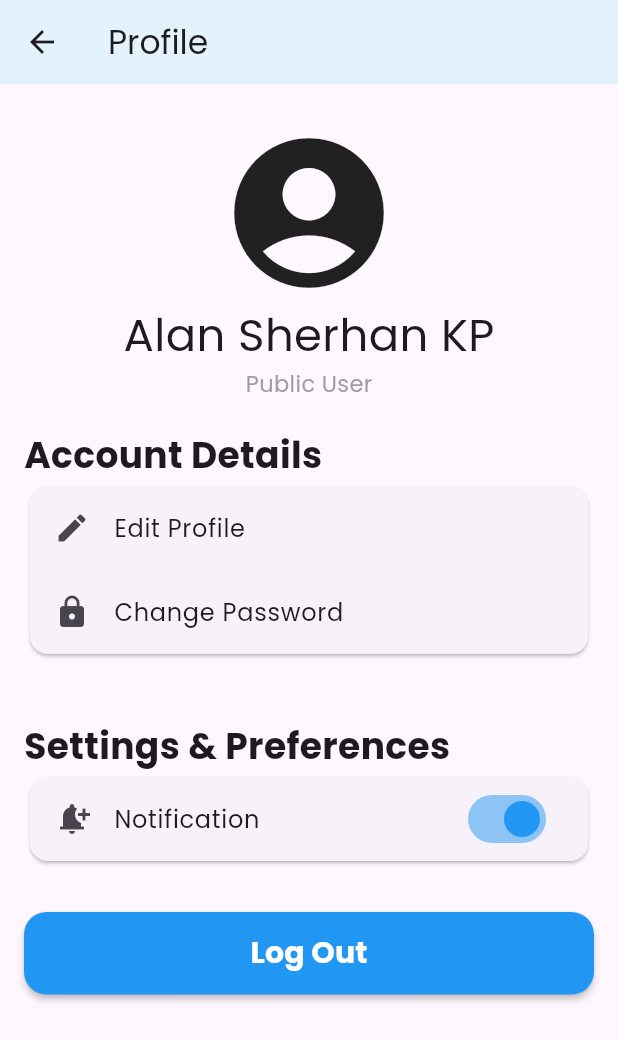
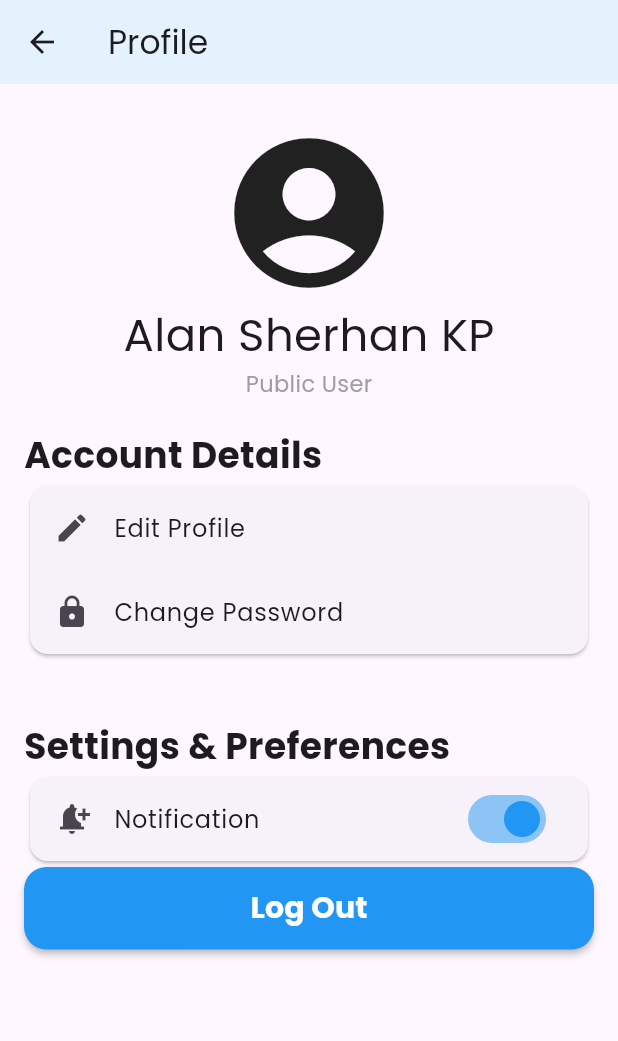
Before and after one commit to rahul-p-v-2005/reliefflow-frontend, a Flutter app: the Account screen opened directly, on a phone screen of 412 x 824 dp. Shown: the top 1041 px of the screen. Run offline on Flutter 3.47's test engine with Material 3 defaults, Android fonts, the phone set to English and light mode, and no system bars; our stand-ins replace flutter_map, geolocator, glassmorphism, google_fonts, image_picker, latlong2 and 4 more; missing offline and left inert: dart:ffi, icon_forest; accounts and stored records are empty.

Commit message:
Refactor Account page layout; adjust spacing for improved UI consistency

```diff
--- a/lib/screens/Profile/account_page.dart
+++ b/lib/screens/Profile/account_page.dart
@@ -139,9 +139,7 @@ class _AccountState extends State<Account> {
                     ],
                   ),
                 ),
-                SizedBox(
-                  height: 30,
-                ),
+
                 SizedBox(
                   width: double.infinity,
                   height: 55,
```
